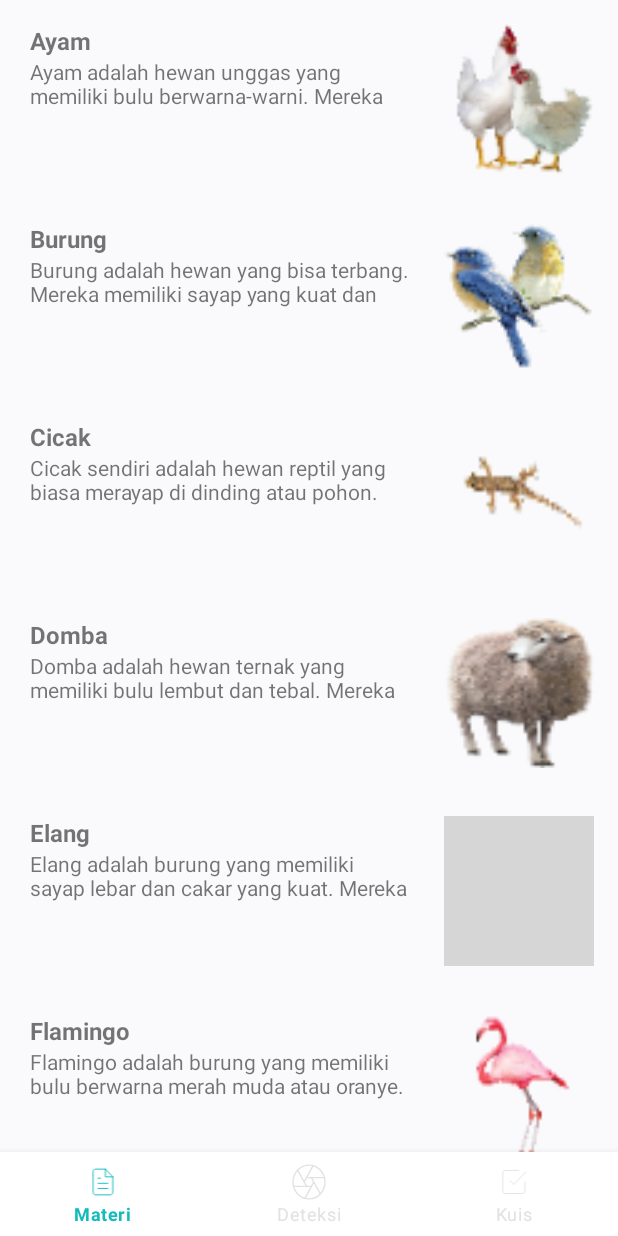
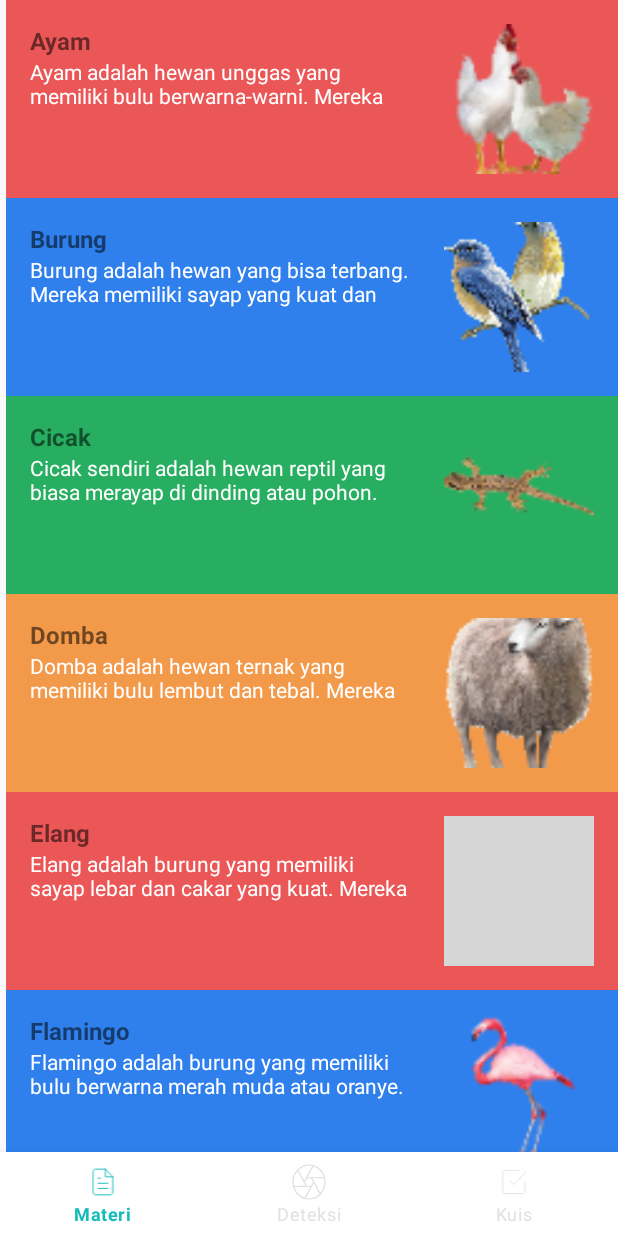
Before and after one commit to nazirxz/proyekakhir, an Android app: the screen it shows after launch (MainActivity), on a phone screen of 412 x 824 dp. Run offline under Robolectric (Android 15) with nearby library versions, the phone set to English and light mode, and no system bars; our stand-ins replace Room's generated code, navigation-ui; grey boxes are pictures that could not be loaded.

Commit message:
Menambahkan warna pada tiap item_hewan_list

```diff
--- a/app/src/main/java/com/nazirman/proyekakhir/ui/hewan/HewanAdapter.kt
+++ b/app/src/main/java/com/nazirman/proyekakhir/ui/hewan/HewanAdapter.kt
@@ -1,14 +1,17 @@
 package com.nazirman.proyekakhir.ui.hewan
 
+import android.content.Context
 import android.view.LayoutInflater
 import android.view.ViewGroup
+import androidx.core.content.ContextCompat
 import androidx.recyclerview.widget.RecyclerView
 import com.bumptech.glide.Glide
 import com.bumptech.glide.request.RequestOptions
+import com.nazirman.proyekakhir.R
 import com.nazirman.proyekakhir.data.hewan.Hewan
 import com.nazirman.proyekakhir.databinding.ItemHewanListBinding
 
-class HewanAdapter(private val resultAnimal: List<Hewan>) : RecyclerView.Adapter<HewanAdapter.ListViewHolder>() {
+class HewanAdapter(private val context: Context, private val resultAnimal: List<Hewan>) : RecyclerView.Adapter<HewanAdapter.ListViewHolder>() {
     private lateinit var onItemClickCallback: OnItemClickCallback
 
     fun setOnItemClickCallback(onItemClickCallback: OnItemClickCallback) {
@@ -25,7 +28,10 @@ class HewanAdapter(private val resultAnimal: List<Hewan>) : RecyclerView.Adapter
     }
 
     override fun onBindViewHolder(holder: ListViewHolder, position: Int) {
+        val itemColor = ContextCompat.getColor(context, itemColors[position % itemColors.size])
+        holder.itemView.setBackgroundColor(itemColor)
         val itemGuide = resultAnimal[position]
+
         val context = holder.itemView.context
 
         Glide.with(context)
@@ -40,8 +46,12 @@ class HewanAdapter(private val resultAnimal: List<Hewan>) : RecyclerView.Adapter
             onItemClickCallback.onItemClicked(resultAnimal[holder.adapterPosition])
         }
     }
+    private val itemColors = intArrayOf(
+        R.color.item1, R.color.item2, R.color.item3, R.color.item4
+        // Add more color resource IDs as needed
+    )
 
-    inner class ListViewHolder(val binding: ItemHewanListBinding) : RecyclerView.ViewHolder(binding.root)
+        inner class ListViewHolder(val binding: ItemHewanListBinding) : RecyclerView.ViewHolder(binding.root)
 
     interface OnItemClickCallback {
         fun onItemClicked(data: Hewan)
--- a/app/src/main/java/com/nazirman/proyekakhir/ui/hewan/HewanFragment.kt
+++ b/app/src/main/java/com/nazirman/proyekakhir/ui/hewan/HewanFragment.kt
@@ -121,7 +121,7 @@ class HewanFragment : Fragment() {
     }
     private fun showRecyclerList() {
         binding.rcHewan.layoutManager = LinearLayoutManager(requireContext())
-        val hewanAdapter = HewanAdapter(list)
+        val hewanAdapter = HewanAdapter(requireContext(),list)
         binding.rcHewan.adapter = hewanAdapter
 
         hewanAdapter.setOnItemClickCallback(object : HewanAdapter.OnItemClickCallback {
--- a/app/src/main/java/com/nazirman/proyekakhir/ui/lens/LensFragment.kt
+++ b/app/src/main/java/com/nazirman/proyekakhir/ui/lens/LensFragment.kt
@@ -39,16 +39,16 @@ import java.text.SimpleDateFormat
 import java.util.*
 import java.util.concurrent.ExecutorService
 import java.util.concurrent.Executors
+
 class LensFragment : Fragment() {
     private lateinit var binding: FragmentLensBinding
     private lateinit var cameraExecutor: ExecutorService
     private lateinit var interpreter: Interpreter
     private val categories = listOf(
-        "kupu-kupu", "kucing", "ayam", "burung", "gajah",
-        "kelinci", "ikan", "kambing", "sapi", "jerapah"
+        "Kupu-kupu", "Kucing", "Ayam", "Burung", "Gajah",
+        "Kelinci", "Ikan", "Kambing", "Sapi", "Jerapah"
     )
     private val CAMERA_PERMISSION_REQUEST_CODE = 100
-    private val CAMERA_IMAGE_REQUEST_CODE = 101
     private var imageCapture: ImageCapture? = null
 
     override fun onCreateView(
@@ -68,7 +68,6 @@ class LensFragment : Fragment() {
         binding.btnUpload.setOnClickListener {
             checkPermissionAndCaptureImage()
         }
-
         loadModel()
         startCamera()
     }
--- a/app/src/main/res/layout/item_hewan_list.xml
+++ b/app/src/main/res/layout/item_hewan_list.xml
@@ -28,6 +28,7 @@
             android:layout_height="wrap_content"
             android:text="Keterangan hewan"
             android:textSize="14sp"
+            android:textColor="@color/white"
             android:maxLines="2"
             />
 
@@ -38,6 +39,6 @@
         android:src="@drawable/hkucing"
         android:layout_width="100dp"
         android:layout_height="100dp"
-        android:scaleType="fitXY" />
+        android:scaleType="centerCrop" />
 
 </LinearLayout>
--- a/app/src/main/res/values/colors.xml
+++ b/app/src/main/res/values/colors.xml
@@ -10,4 +10,8 @@
     <color name="bluewhite">#FAFAFC</color>
     <color name="colorPrimary">#417EFF</color>
     <color name="colorOptionBtn">#4A4A4A</color>
+    <color name="item1">#EB5757</color>
+    <color name="item2">#2F80ED</color>
+    <color name="item3">#27AE60</color>
+    <color name="item4">#F2994A</color>
 </resources>
```
